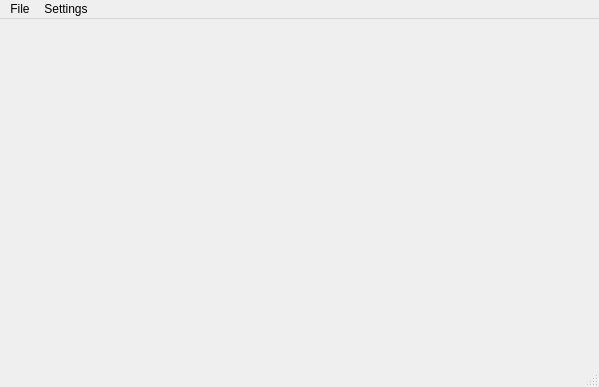
The window that src/bioData.ui (mariasom/diplomovka) describes before a commit, drawn with Qt 5.
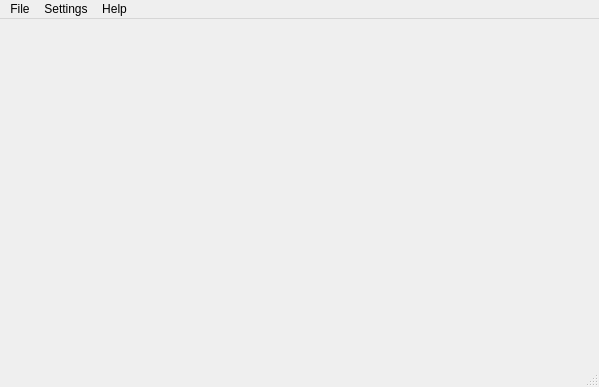
The same window after the commit.

The edit to the form file:
```diff
--- a/src/bioData.ui
+++ b/src/bioData.ui
@@ -22,7 +22,7 @@
      <x>0</x>
      <y>0</y>
      <width>599</width>
-     <height>26</height>
+     <height>21</height>
     </rect>
    </property>
    <widget class="QMenu" name="menuFile">
@@ -46,8 +46,16 @@
     </property>
     <addaction name="actionAdvanced"/>
    </widget>
+   <widget class="QMenu" name="menuAbout">
+    <property name="title">
+     <string>Help</string>
+    </property>
+    <addaction name="actionDocumentation"/>
+    <addaction name="actionAbout"/>
+   </widget>
    <addaction name="menuFile"/>
    <addaction name="menuSettings"/>
+   <addaction name="menuAbout"/>
   </widget>
   <widget class="QStatusBar" name="statusbar"/>
   <action name="actionOpen">
```
Left out of the diff: 35 changed lines with no effect on the pictures.
